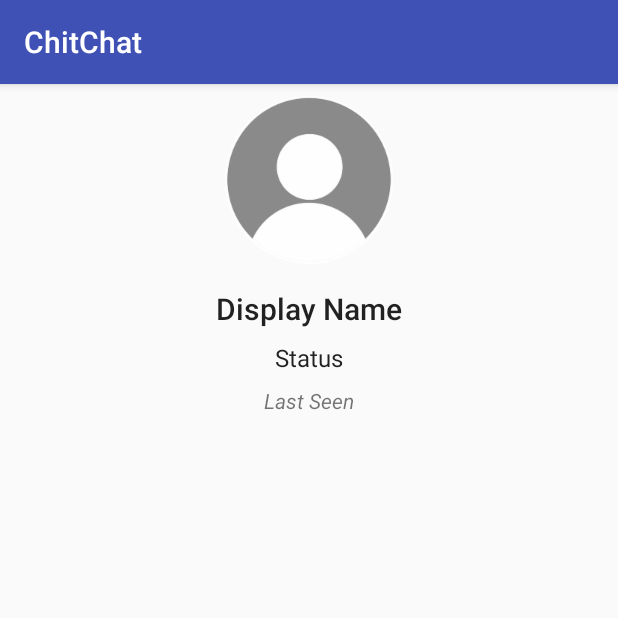
After one commit to Eldhopj/ChitChat, an Android app: the ProfileActivity screen opened directly, with no data from a screen before it, on a phone screen of 412 x 824 dp, the top half of it. The commit adds this screen. Run offline under Robolectric (Android 15) with nearby library versions, the phone set to English and light mode, and no system bars; our stand-ins replace CircleImageView.

Commit message:
Added Account settings and profile page and other improvements

```diff
--- a/app/build.gradle
+++ b/app/build.gradle
@@ -32,8 +32,10 @@ dependencies {
 
     implementation 'com.android.support:design:27.1.1'
     implementation 'com.android.support:recyclerview-v7:27.1.1'
+
     implementation 'com.hbb20:ccp:2.2.2'
     implementation 'pub.devrel:easypermissions:1.3.0'
+    implementation 'de.hdodenhof:circleimageview:2.2.0'
 }
 
 apply plugin: 'com.google.gms.google-services'
--- a/app/src/main/java/in/eldhopj/chitchat/ModelClass/ListUserModelClass.java
+++ b/app/src/main/java/in/eldhopj/chitchat/ModelClass/ListUser.java
@@ -1,10 +1,10 @@
 package in.eldhopj.chitchat.ModelClass;
 
-public class ListUserModelClass {
+public class ListUser {
     private String name;
     private String phone;
 
-    public ListUserModelClass(String name, String phone) {
+    public ListUser(String name, String phone) {
         this.name = name;
         this.phone = phone;
     }
--- /dev/null
+++ b/app/src/main/java/in/eldhopj/chitchat/ProfileActivity.java
@@ -0,0 +1,13 @@
+package in.eldhopj.chitchat;
+
+import android.os.Bundle;
+import android.support.v7.app.AppCompatActivity;
+/**For to view the profile of other users*/
+public class ProfileActivity extends AppCompatActivity {
+
+    @Override
+    protected void onCreate(Bundle savedInstanceState) {
+        super.onCreate(savedInstanceState);
+        setContentView(R.layout.activity_profile);
+    }
+}
--- a/app/src/main/java/in/eldhopj/chitchat/CountryIso2Phone.java
+++ b/app/src/main/java/in/eldhopj/chitchat/others/CountryIso2Phone.java
@@ -1,4 +1,4 @@
-package in.eldhopj.chitchat;
+package in.eldhopj.chitchat.others;
 
 import java.util.HashMap;
 import java.util.Map;
--- /dev/null
+++ b/app/src/main/res/layout/activity_profile.xml
@@ -0,0 +1,61 @@
+<?xml version="1.0" encoding="utf-8"?>
+<android.support.constraint.ConstraintLayout xmlns:android="http://schemas.android.com/apk/res/android"
+    xmlns:app="http://schemas.android.com/apk/res-auto"
+    xmlns:tools="http://schemas.android.com/tools"
+    android:layout_width="match_parent"
+    android:layout_height="match_parent"
+    tools:context=".ProfileActivity">
+
+    <de.hdodenhof.circleimageview.CircleImageView
+        android:id="@+id/circleImageView"
+        android:layout_width="wrap_content"
+        android:layout_height="wrap_content"
+        android:layout_marginEnd="8dp"
+        android:layout_marginStart="8dp"
+        android:layout_marginTop="8dp"
+        android:src="@drawable/profilepic"
+        app:layout_constraintEnd_toEndOf="parent"
+        app:layout_constraintStart_toStartOf="parent"
+        app:layout_constraintTop_toTopOf="parent" />
+
+    <TextView
+        android:id="@+id/displayName"
+        android:layout_width="wrap_content"
+        android:layout_height="wrap_content"
+        android:layout_marginEnd="8dp"
+        android:layout_marginStart="8dp"
+        android:layout_marginTop="16dp"
+        android:text="Display Name"
+        android:textAppearance="@style/TextAppearance.AppCompat.Title"
+        app:layout_constraintEnd_toEndOf="parent"
+        app:layout_constraintStart_toStartOf="parent"
+        app:layout_constraintTop_toBottomOf="@+id/circleImageView" />
+
+    <TextView
+        android:id="@+id/status"
+        android:layout_width="wrap_content"
+        android:layout_height="wrap_content"
+        android:layout_marginEnd="8dp"
+        android:layout_marginStart="8dp"
+        android:layout_marginTop="8dp"
+        android:text="Status"
+        android:textAppearance="@style/TextAppearance.AppCompat.Subhead"
+        app:layout_constraintEnd_toEndOf="parent"
+        app:layout_constraintStart_toStartOf="parent"
+        app:layout_constraintTop_toBottomOf="@+id/displayName" />
+
+    <TextView
+        android:id="@+id/textView"
+        android:layout_width="wrap_content"
+        android:layout_height="wrap_content"
+        android:layout_marginEnd="8dp"
+        android:layout_marginStart="8dp"
+        android:layout_marginTop="8dp"
+        android:text="Last Seen"
+        android:textStyle="italic"
+        app:layout_constraintEnd_toEndOf="parent"
+        app:layout_constraintStart_toStartOf="parent"
+        app:layout_constraintTop_toBottomOf="@+id/status" />
+
+
+</android.support.constraint.ConstraintLayout>
```
Also changed, not shown: app/src/main/AndroidManifest.xml (+8 -5 lines), app/src/main/java/in/eldhopj/chitchat/AccountSettingsActivity.java (added, +70 -0 lines), app/src/main/java/in/eldhopj/chitchat/Adapters/UserListAdapter.java (+4 -4 lines), app/src/main/java/in/eldhopj/chitchat/FindUserActivity.java (+16 -16 lines), app/src/main/java/in/eldhopj/chitchat/LoginActivity.java (+17 -19 lines), app/src/main/java/in/eldhopj/chitchat/MainActivity.java (+15 -8 lines), app/src/main/java/in/eldhopj/chitchat/ModelClass/AccountSettings.java (added, +28 -0 lines), app/src/main/java/in/eldhopj/chitchat/others/Common.java (added, +33 -0 lines), app/src/main/java/in/eldhopj/chitchat/others/SharedPrefsManager.java (added, +44 -0 lines), app/src/main/res/layout/activity_account_settings.xml (added, +70 -0 lines), app/src/main/res/layout/activity_main.xml (+13 -0 lines), app/src/main/res/drawable-hdpi/profilepic.png (added), app/src/main/res/drawable-xhdpi/profilepic.png (added), app/src/main/res/drawable-xxhdpi/profilepic.png (added), 1 more files.
